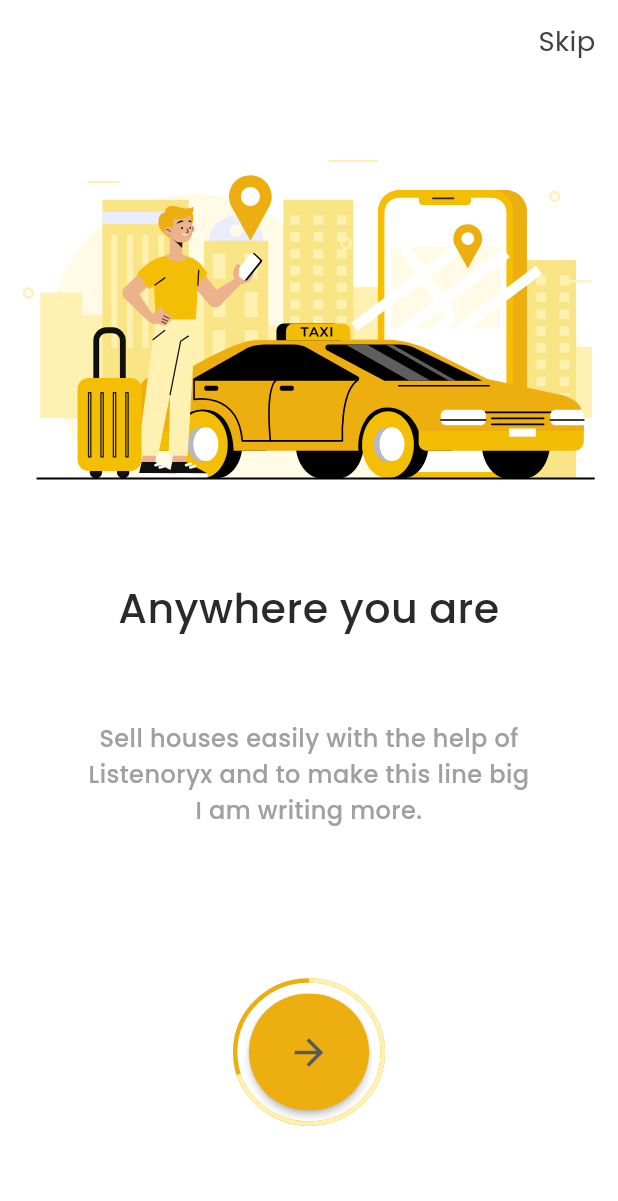
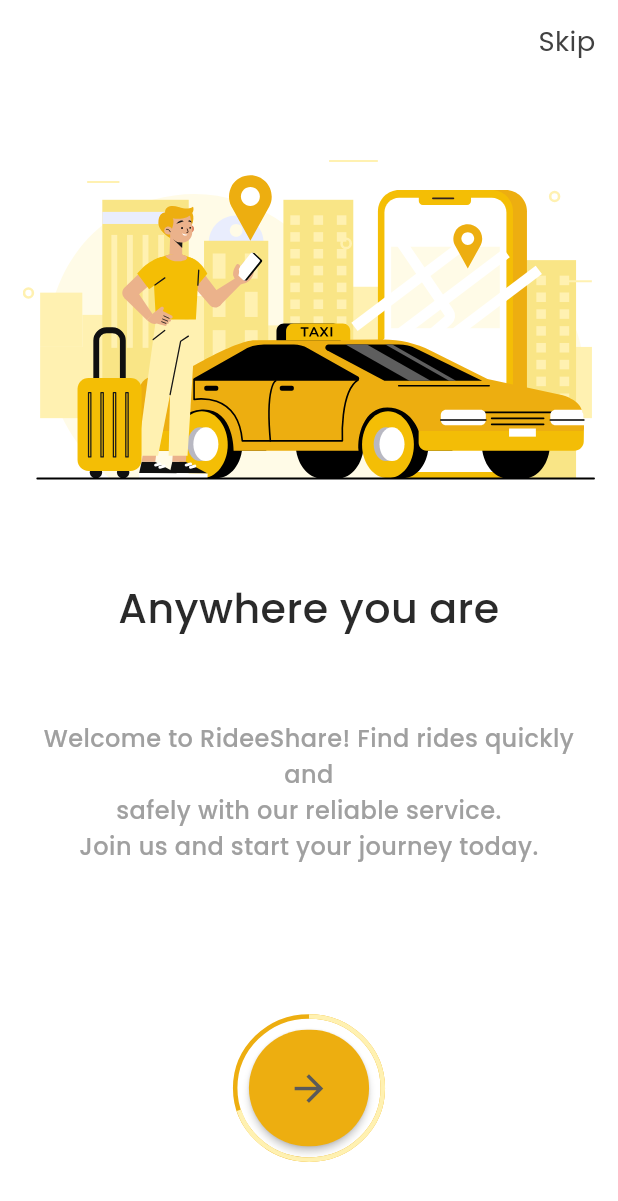
Before and after one commit to abdullah517/EasyRider, a Flutter app: the screen it shows after launch, on a phone screen of 412 x 824 dp. Shown: the top 1201 px of the screen. Run offline on Flutter 3.47's test engine with Material 3 defaults, Android fonts, the phone set to English and light mode, and no system bars; our stand-ins replace camera, cloud_firestore, firebase_auth, firebase_core, firebase_database, firebase_messaging and 14 more; missing offline and left inert: cnic_scanner, email_otp, flutter_geofire, flutter_polyline_points, maps_toolkit; accounts and stored records are empty; project files that could hold a hidden picture were left out.

Commit message:
Some Updates

```diff
--- a/lib/utils/appconstants.dart
+++ b/lib/utils/appconstants.dart
@@ -1,6 +1,6 @@
 class Appconstants {
   static const String onboardtxt =
-      'Sell houses easily with the help of\nListenoryx and to make this line big\nI am writing more.';
+      'Welcome to RideeShare! Find rides quickly and\nsafely with our reliable service.\nJoin us and start your journey today.';
   static const String congrattext =
       'Our team will review your application. You will be\nnotified when your application is approved with in\n24 hours.';
 }
```
Also changed, not shown: pubspec.lock.
